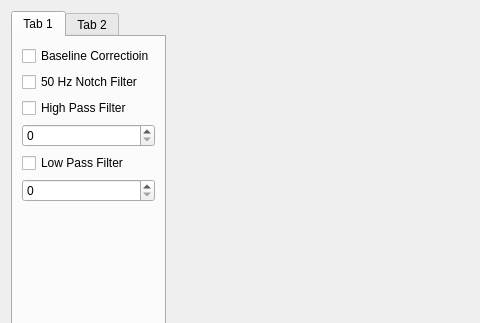
The window that src/wave_show/scripts/ui_waveshow.ui (kutori-nota-seniorisu/BCI_ROS) describes before a commit, drawn with Qt 5; both pictures show x 0 to 480 and y 0 to 323 of the 1023 by 844 pixel window.
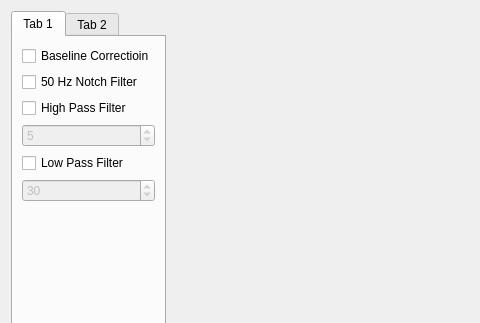
The same window after the commit. Custom widgets are drawn as their Qt base class.

Commit message: 实现了基线移动，陷波滤波的功能（大概？），低通未实现

```diff
--- a/src/wave_show/scripts/ui_waveshow.ui
+++ b/src/wave_show/scripts/ui_waveshow.ui
@@ -38,7 +38,14 @@
         </widget>
        </item>
        <item row="3" column="0">
-        <widget class="QSpinBox" name="spinBox"/>
+        <widget class="QSpinBox" name="spinBox_high">
+         <property name="enabled">
+          <bool>false</bool>
+         </property>
+         <property name="value">
+          <number>5</number>
+         </property>
+        </widget>
        </item>
        <item row="2" column="0">
         <widget class="QCheckBox" name="checkBox_4">
@@ -62,7 +69,14 @@
         </widget>
        </item>
        <item row="5" column="0">
-        <widget class="QSpinBox" name="spinBox_2"/>
+        <widget class="QSpinBox" name="spinBox_low">
+         <property name="enabled">
+          <bool>false</bool>
+         </property>
+         <property name="value">
+          <number>30</number>
+         </property>
+        </widget>
        </item>
        <item row="6" column="0">
         <spacer name="verticalSpacer_3">
```
Left out of the diff: 8 changed lines with no effect on the pictures. The commit also changes 2 other files.
